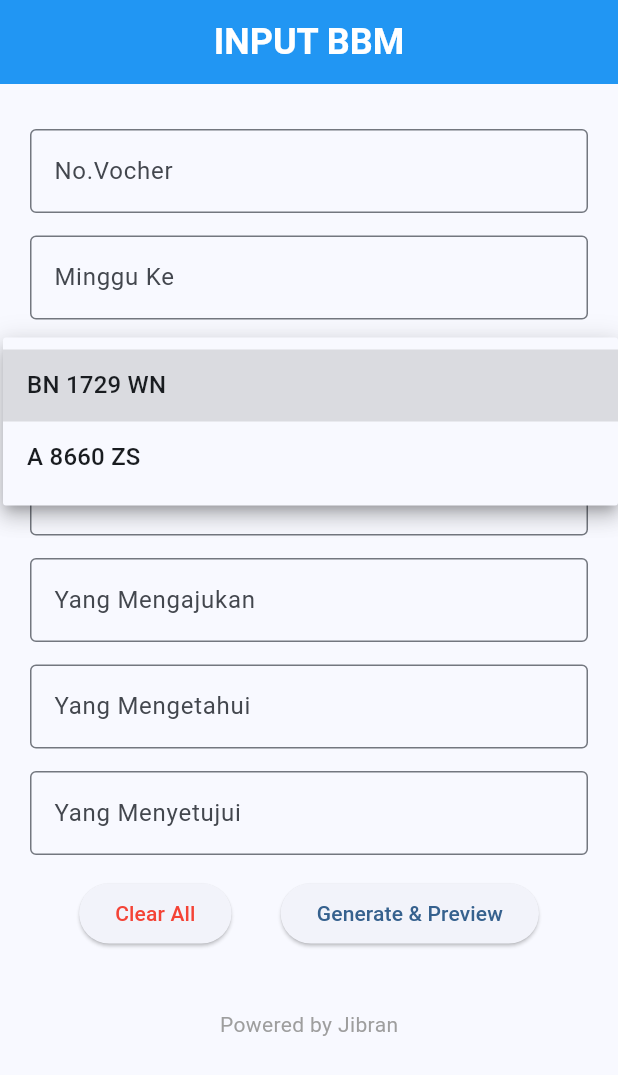
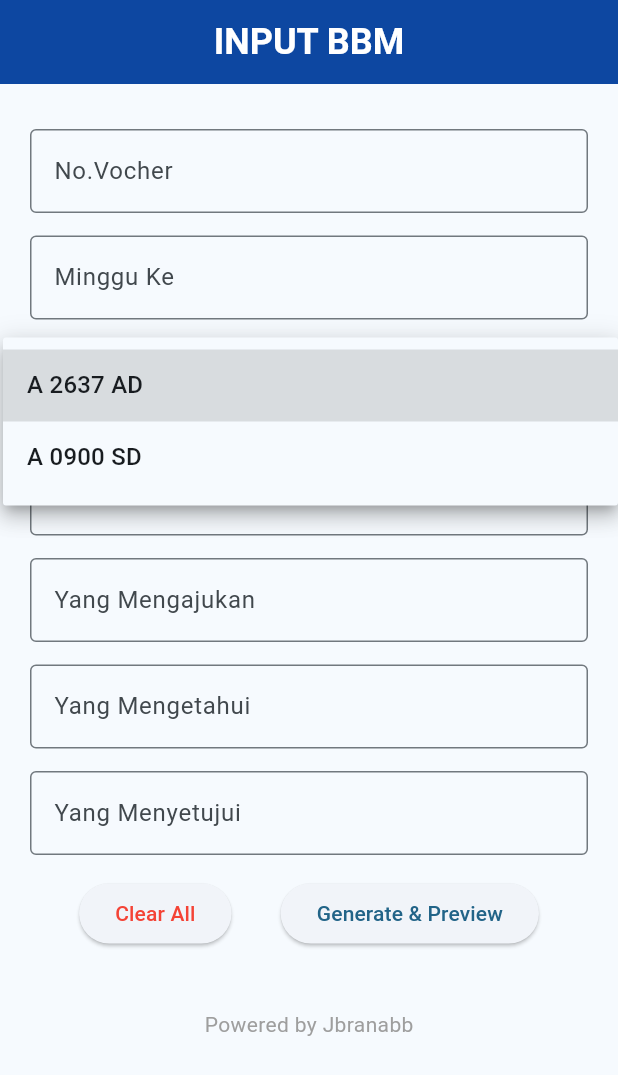
Before and after one commit to jbranabb/vocherBBMAppAGConsultan, a Flutter app: the screen it shows after launch, after a tap on "Pilih Nomor Polisi", on a phone screen of 412 x 824 dp. Shown: the top 1075 px of the screen. Run offline on Flutter 3.47's test engine with Material 3 defaults, Android fonts, the phone set to English and light mode, and no system bars; our stand-ins replace open_file, pdf, permission_handler, printing.

Commit message:
refactor(lib) reafactor the police number company with dummy number and also change the dummy data

```diff
--- /dev/null
+++ b/devtools_options.yaml
@@ -0,0 +1,3 @@
+description: This file stores settings for Dart & Flutter DevTools.
+documentation: https://docs.flutter.dev/tools/devtools/extensions#configure-extension-enablement-states
+extensions:
--- a/lib/main.dart
+++ b/lib/main.dart
@@ -21,18 +21,18 @@ class MyApp extends StatelessWidget {
     return MaterialApp(
       debugShowCheckedModeBanner: false,
       theme: ThemeData(
-        appBarTheme: const AppBarTheme(
+        appBarTheme: AppBarTheme(
           iconTheme: IconThemeData(
             color: Colors.white
           ),
           centerTitle: true,
-          color: Colors.blue,
+          color: Colors.blue.shade900,
           titleTextStyle: TextStyle(
             fontWeight: FontWeight.w700,
             fontSize: 24,
             color: Colors.white)
         ),
-        colorScheme: ColorScheme.fromSeed(seedColor: Colors.blue),
+        colorScheme: ColorScheme.fromSeed(seedColor: const Color.fromARGB(255, 33, 177, 243)),
         useMaterial3: true,
       ),
       home:InputPage(),
--- a/lib/pages/textInput_page.dart
+++ b/lib/pages/textInput_page.dart
@@ -34,8 +34,8 @@ class _InputPageState extends State<InputPage> {
     'Motor',
   ];
   final List<String> dataNopol = [
-    'BN 1729 WN',
-    'A 8660 ZS',
+    'A 2637 AD',
+    'A 0900 SD',
   ];
 
   @override
@@ -178,7 +178,7 @@ class _InputPageState extends State<InputPage> {
                 ],
               ),
               SizedBox(height: 40,),
-              Text('Powered by Jibran', style: TextStyle(color: Colors.grey, ),)
+              Text('Powered by Jbranabb', style: TextStyle(color: Colors.grey, ),)
             ],
           ),
         ),
```
Also changed, not shown: pubspec.lock, 3 other files.
